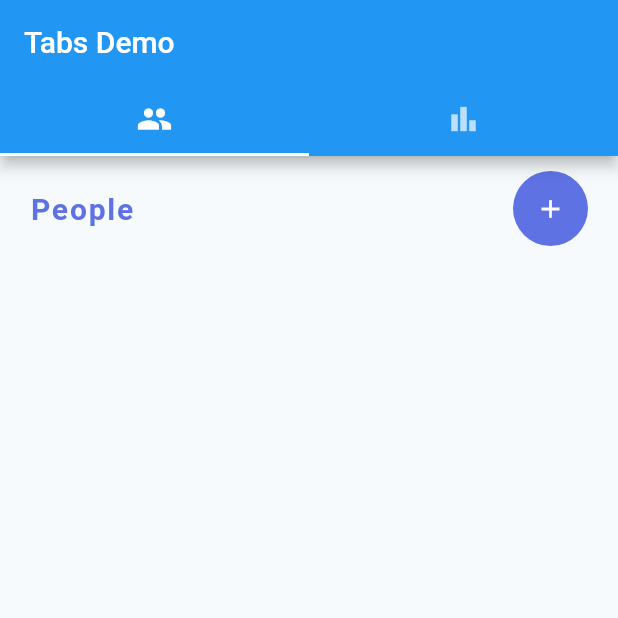
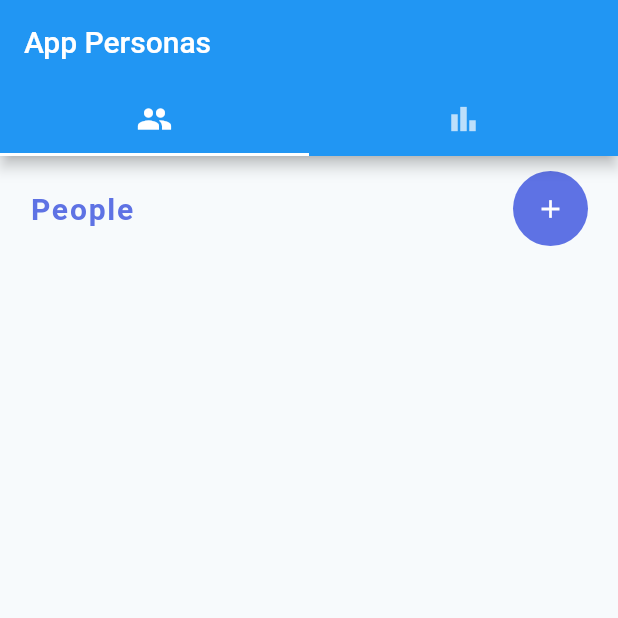
Before and after one commit to maac4422/flutter_personas, a Flutter app: the Home screen opened directly, on a phone screen of 412 x 824 dp, the top half of it. Run offline on Flutter 3.47's test engine with Material 2 defaults, Android fonts, the phone set to English and light mode, and no system bars; our stand-ins replace pie_chart, sqflite; accounts and stored records are empty.

```diff
--- a/lib/screens/home/home.dart
+++ b/lib/screens/home/home.dart
@@ -36,7 +36,7 @@ class _HomeState extends State<Home> {
                   Tab(icon: Icon(Icons.bar_chart_sharp)),
                 ],
               ),
-              title: const Text('Tabs Demo'),
+              title: const Text('App Personas'),
             ),
             body: const TabBarView(
               children: [
```
Also changed, not shown: lib/screens/add_edit/add_edit.dart (+8 -1 lines).
